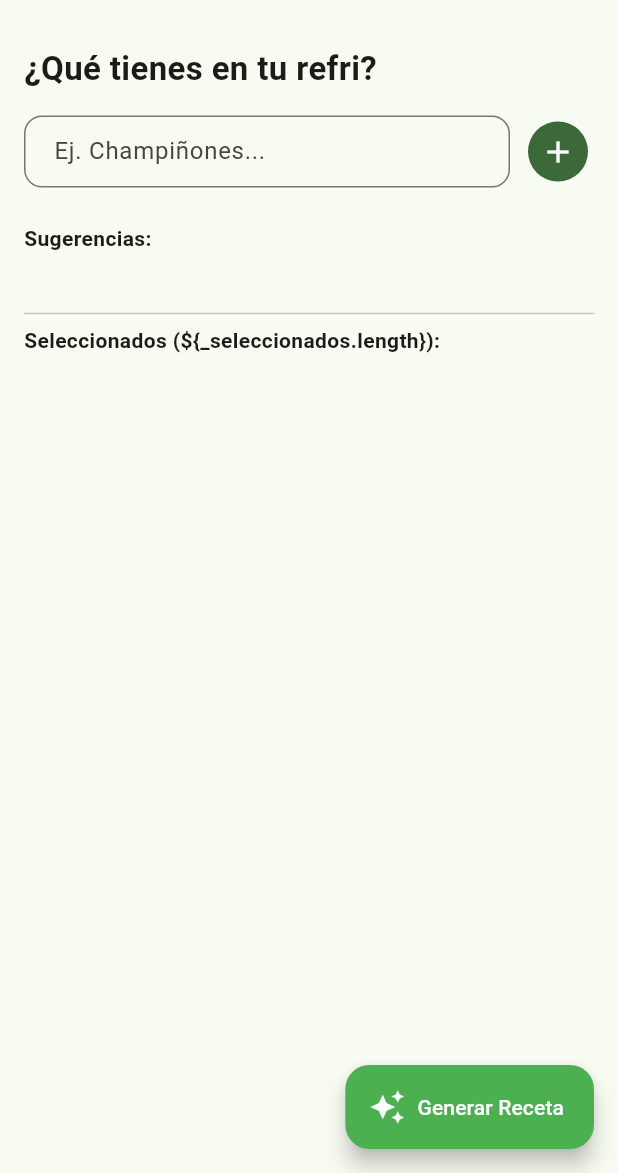
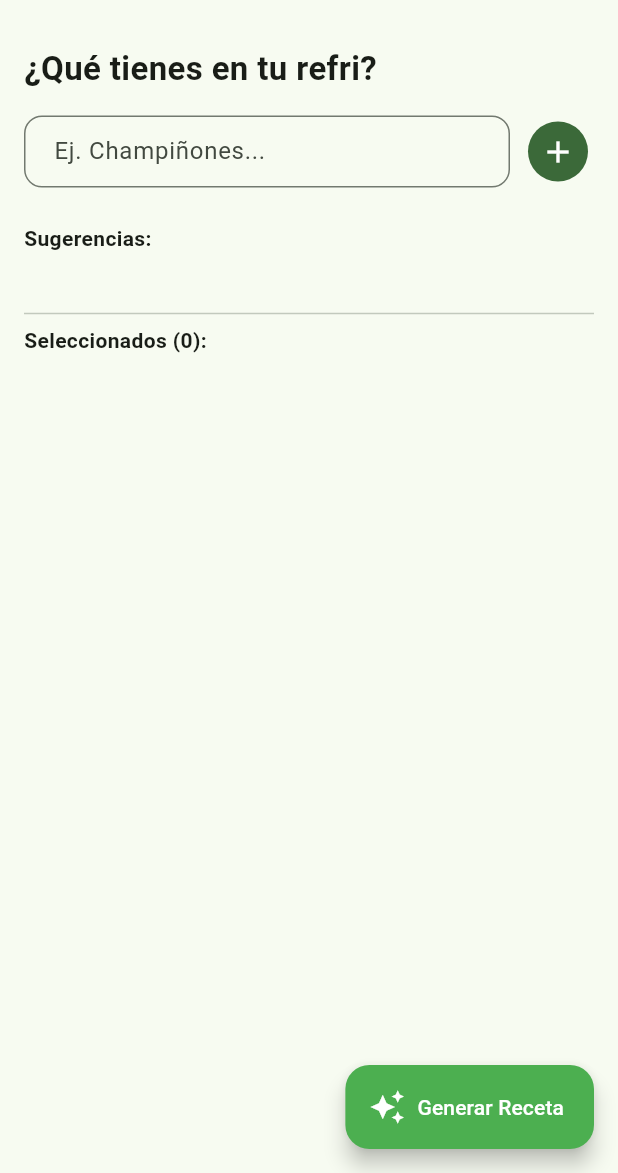
Before and after one commit to Cristian-60302/Parcial2Movil, a Flutter app: the screen it shows after launch, on a phone screen of 412 x 824 dp, the part 63-1236 px from its top. Run offline on Flutter 3.47's test engine with Material 3 defaults, Android fonts, the phone set to English and light mode, and no system bars; network calls fail.

Commit message:
Correccion de errores

```diff
--- a/parcial2/lib/screens/home_screen.dart
+++ b/parcial2/lib/screens/home_screen.dart
@@ -168,7 +168,7 @@ class _HomeScreenState extends State<HomeScreen> {
                   const SizedBox(height: 24),
                   const Divider(),
                   Text(
-                    'Seleccionados (\${_seleccionados.length}):',
+                    'Seleccionados (${_seleccionados.length}):',
                     style: const TextStyle(fontWeight: FontWeight.bold),
                   ),
                   const SizedBox(height: 8),
--- a/parcial2/lib/services/api_service.dart
+++ b/parcial2/lib/services/api_service.dart
@@ -15,7 +15,7 @@ class ApiService {
   static Future<List<String>> getIngredientesSugeridos() async {
     try {
       final response = await http.get(
-        Uri.parse('\$baseUrl/ingredientes/sugeridos'),
+        Uri.parse('$baseUrl/ingredientes/sugeridos'),
       );
       if (response.statusCode == 200) {
         final data = json.decode(response.body);
@@ -32,7 +32,7 @@ class ApiService {
   static Future<RecipeResponse> generarReceta(List<String> ingredientes) async {
     try {
       final response = await http.post(
-        Uri.parse('\$baseUrl/receta/generar'),
+        Uri.parse('$baseUrl/receta/generar'),
         headers: {'Content-Type': 'application/json'},
         body: json.encode({'ingredientes': ingredientes}),
       );
```
Also changed, not shown: 1 other file.
